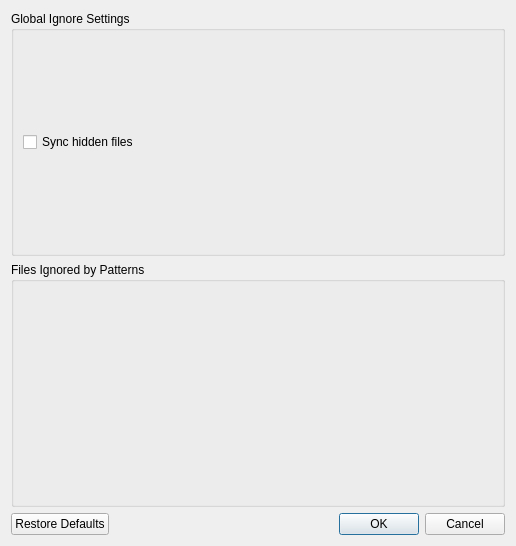
Before: the Qt Designer form src/gui/ignorelisteditor.ui in nextcloud/desktop, drawn with Qt 5.
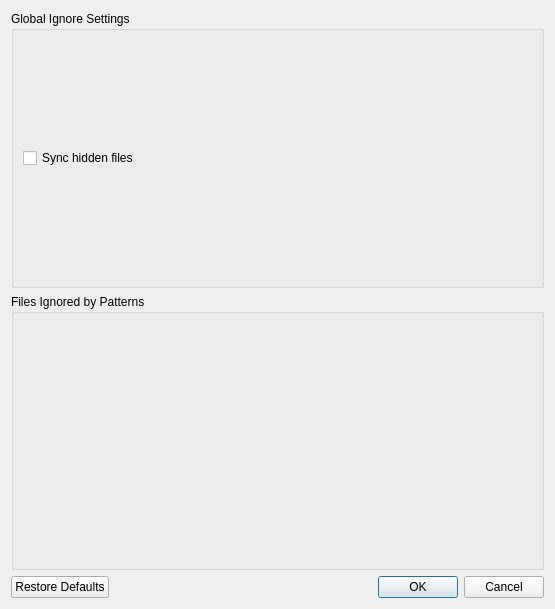
After: the same form once the commit is applied. Custom widgets are drawn as their Qt base class.

Commit message:
IgnoreListEditor: increase a bit the size
Should Help for issue #6641

Diff of the .ui file:
```diff
--- a/src/gui/ignorelisteditor.ui
+++ b/src/gui/ignorelisteditor.ui
@@ -6,8 +6,8 @@
    <rect>
     <x>0</x>
     <y>0</y>
-    <width>516</width>
-    <height>546</height>
+    <width>555</width>
+    <height>609</height>
    </rect>
   </property>
   <property name="windowTitle">
```
